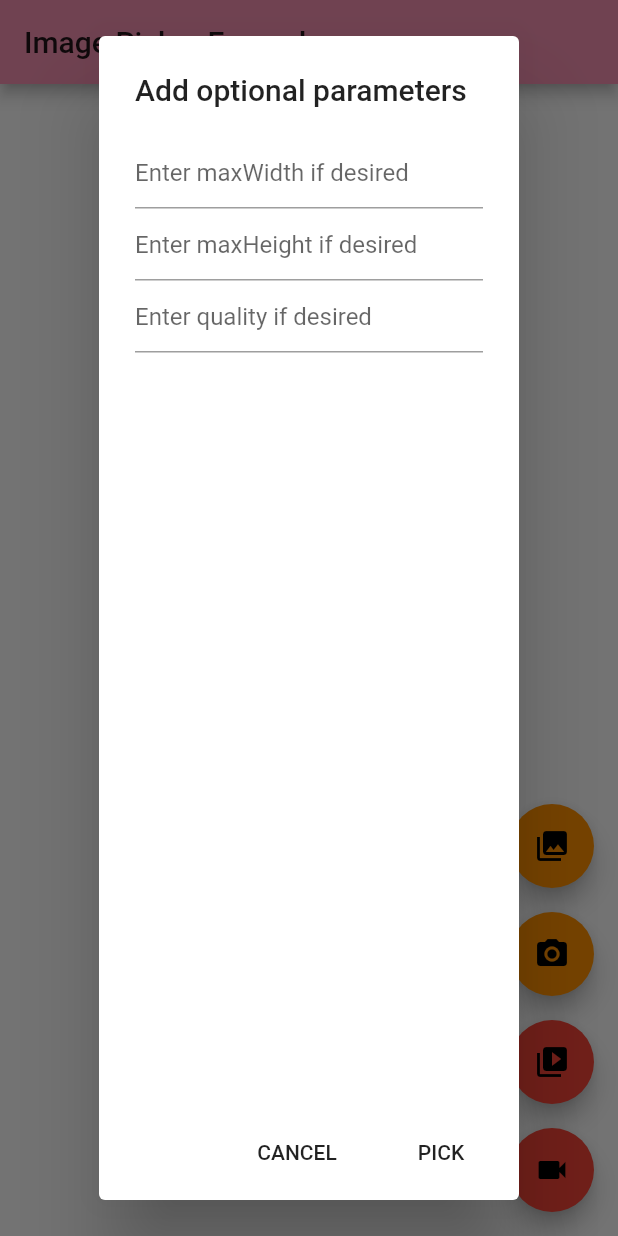
After one commit to 1136346879/flutter_shop, a Flutter app: the imagePickerPagehome screen opened directly, after a tap on the "photo library" icon, on a phone screen of 412 x 824 dp. The commit adds this screen. Run offline on Flutter 3.47's test engine with Material 2 defaults, Android fonts, the phone set to English and light mode, and no system bars; our stand-ins replace dio, flutter_screenutil, flutter_swiper, fluttertoast, image_picker, open_file and 4 more; missing offline and left inert: flutter_app_upgrade, flutter_plugin_record, lpinyin; accounts and stored records are empty; generated files the repository leaves out were written again.

Commit message:
引入第三方库image_picker（图片库及拍照），video_player（视频拍摄）ios添加图片库视频麦克风等权限，实现与硬件打交道

```diff
--- a/lib/pages/UIFrameworkEntrance.dart
+++ b/lib/pages/UIFrameworkEntrance.dart
@@ -4,6 +4,7 @@
 import './BottomAppBarPage.dart';
 import './BottomNavigationBarPagetwo.dart';
 import './route/FadeRoute.dart';
+import '../pages/image_picker_page.dart';
 import 'fly/fly_home_page.dart';
 import 'package:flutter_plugin_record/flutter_plugin_record.dart';
 
@@ -35,7 +36,7 @@
               child: new Text("BottomNavigationBarPage"),
             ),
             new RaisedButton(
-              onPressed: () => push( MyHomePage()),
+              onPressed: () => push(MyHomePage()),
               child: new Text("BottomNavigationBarTwoPage"),
             ),
             new RaisedButton(
@@ -49,6 +50,10 @@
             new RaisedButton(
               onPressed: () => push(FlyHomePage()),
               child: new Text("FlyHomePage"),
+            ),
+            new RaisedButton(
+              onPressed: () => push(imagePickerPage()),
+              child: new Text("image_picker"),
             ),
             new RaisedButton(
               onPressed: () => startRecode(),
--- /dev/null
+++ b/lib/pages/image_picker_page.dart
@@ -0,0 +1,374 @@
+//Copyright 2019 The Flutter Authors. All rights reserved.
+// Use of this source code is governed by a BSD-style license that can be
+// found in the LICENSE file.
+
+// ignore_for_file: public_member_api_docs
+
+import 'dart:async';
+import 'dart:io';
+
+import 'package:flutter/material.dart';
+import 'package:flutter/src/widgets/basic.dart';
+import 'package:flutter/src/widgets/container.dart';
+import 'package:image_picker/image_picker.dart';
+import 'package:video_player/video_player.dart';
+
+class imagePickerPage extends StatelessWidget {
+  @override
+  Widget build(BuildContext context) {
+    return MaterialApp(
+      title: 'Image Picker Demo',
+      home: imagePickerPagehome(title: 'Image Picker Example'),
+    );
+  }
+}
+
+class imagePickerPagehome extends StatefulWidget {
+  imagePickerPagehome({Key key, this.title}) : super(key: key);
+
+  final String title;
+
+  @override
+  _MyHomePageState createState() => _MyHomePageState();
+}
+
+class _MyHomePageState extends State<imagePickerPagehome> {
+  File _imageFile;
+  dynamic _pickImageError;
+  bool isVideo = false;
+  VideoPlayerController _controller;
+  String _retrieveDataError;
+
+  final TextEditingController maxWidthController = TextEditingController();
+  final TextEditingController maxHeightController = TextEditingController();
+  final TextEditingController qualityController = TextEditingController();
+
+  Future<void> _playVideo(File file) async {
+    if (file != null && mounted) {
+      await _disposeVideoController();
+      _controller = VideoPlayerController.file(file);
+      await _controller.setVolume(1.0);
+      await _controller.initialize();
+      await _controller.setLooping(true);
+      await _controller.play();
+      setState(() {});
+    }
+  }
+
+  void _onImageButtonPressed(ImageSource source, {BuildContext context}) async {
+    if (_controller != null) {
+      await _controller.setVolume(0.0);
+    }
+    if (isVideo) {
+      final File file = await ImagePicker.pickVideo(
+          source: source, maxDuration: const Duration(seconds: 10));
+      await _playVideo(file);
+    } else {
+      await _displayPickImageDialog(context,
+          (double maxWidth, double maxHeight, int quality) async {
+        try {
+          _imageFile = await ImagePicker.pickImage(
+              source: source,
+              maxWidth: maxWidth,
+              maxHeight: maxHeight,
+              imageQuality: quality);
+          setState(() {});
+        } catch (e) {
+          _pickImageError = e;
+        }
+      });
+    }
+  }
+
+  @override
+  void deactivate() {
+    if (_controller != null) {
+      _controller.setVolume(0.0);
+      _controller.pause();
+    }
+    super.deactivate();
+  }
+
+  @override
+  void dispose() {
+    _disposeVideoController();
+    maxWidthController.dispose();
+    maxHeightController.dispose();
+    qualityController.dispose();
+    super.dispose();
+  }
+
+  Future<void> _disposeVideoController() async {
+    if (_controller != null) {
+      await _controller.dispose();
+      _controller = null;
+    }
+  }
+
+  Widget _previewVideo() {
+    final Text retrieveError = _getRetrieveErrorWidget();
+    if (retrieveError != null) {
+      return retrieveError;
+    }
+    if (_controller == null) {
+      return const Text(
+        'You have not yet picked a video',
+        textAlign: TextAlign.center,
+      );
+    }
+    return Padding(
+      padding: const EdgeInsets.all(10.0),
+      child: AspectRatioVideo(_controller),
+    );
+  }
+
+  Widget _previewImage() {
+    final Text retrieveError = _getRetrieveErrorWidget();
+    if (retrieveError != null) {
+      return retrieveError;
+    }
+    if (_imageFile != null) {
+      return Image.file(_imageFile);
+    } else if (_pickImageError != null) {
+      return Text(
+        'Pick image error: $_pickImageError',
+        textAlign: TextAlign.center,
+      );
+    } else {
+      return const Text(
+        'You have not yet picked an image.',
+        textAlign: TextAlign.center,
+      );
+    }
+  }
+
+  Future<void> retrieveLostData() async {
+    final LostDataResponse response = await ImagePicker.retrieveLostData();
+    if (response.isEmpty) {
+      return;
+    }
+    if (response.file != null) {
+      if (response.type == RetrieveType.video) {
+        isVideo = true;
+        await _playVideo(response.file);
+      } else {
+        isVideo = false;
+        setState(() {
+          _imageFile = response.file;
+        });
+      }
+    } else {
+      _retrieveDataError = response.exception.code;
+    }
+  }
+
+  @override
+  Widget build(BuildContext context) {
+    return Scaffold(
+      appBar: AppBar(
+        title: Text(widget.title),
+      ),
+      body: Center(
+        child: Platform.isAndroid
+            ? FutureBuilder<void>(
+                future: retrieveLostData(),
+                builder: (BuildContext context, AsyncSnapshot<void> snapshot) {
+                  switch (snapshot.connectionState) {
+                    case ConnectionState.none:
+                    case ConnectionState.waiting:
+                      return const Text(
+                        'You have not yet picked an image.',
+                        textAlign: TextAlign.center,
+                      );
+                    case ConnectionState.done:
+                      return isVideo ? _previewVideo() : _previewImage();
+                    default:
+                      if (snapshot.hasError) {
+                        return Text(
+                          'Pick image/video error: ${snapshot.error}}',
+                          textAlign: TextAlign.center,
+                        );
+                      } else {
+                        return const Text(
+                          'You have not yet picked an image.',
+                          textAlign: TextAlign.center,
+                        );
+                      }
+                  }
+                },
+              )
+            : (isVideo ? _previewVideo() : _previewImage()),
+      ),
+      floatingActionButton: Column(
+        mainAxisAlignment: MainAxisAlignment.end,
+        children: <Widget>[
+          FloatingActionButton(
+            onPressed: () {
+              isVideo = false;
+              _onImageButtonPressed(ImageSource.gallery, context: context);
+            },
+            heroTag: 'image0',
+            tooltip: 'Pick Image from gallery',
+            child: const Icon(Icons.photo_library),
+          ),
+          Padding(
+            padding: const EdgeInsets.only(top: 16.0),
+            child: FloatingActionButton(
+              onPressed: () {
+                isVideo = false;
+                _onImageButtonPressed(ImageSource.camera, context: context);
+              },
+              heroTag: 'image1',
+              tooltip: 'Take a Photo',
+              child: const Icon(Icons.camera_alt),
+            ),
+          ),
+          Padding(
+            padding: const EdgeInsets.only(top: 16.0),
+            child: FloatingActionButton(
+              backgroundColor: Colors.red,
+              onPressed: () {
+                isVideo = true;
+                _onImageButtonPressed(ImageSource.gallery);
+              },
+              heroTag: 'video0',
+              tooltip: 'Pick Video from gallery',
+              child: const Icon(Icons.video_library),
+            ),
+          ),
+          Padding(
+            padding: const EdgeInsets.only(top: 16.0),
+            child: FloatingActionButton(
+              backgroundColor: Colors.red,
+              onPressed: () {
+                isVideo = true;
+                _onImageButtonPressed(ImageSource.camera);
+              },
+              heroTag: 'video1',
+              tooltip: 'Take a Video',
+              child: const Icon(Icons.videocam),
+            ),
+          ),
+        ],
+      ),
+    );
+  }
+
+  Text _getRetrieveErrorWidget() {
+    if (_retrieveDataError != null) {
+      final Text result = Text(_retrieveDataError);
+      _retrieveDataError = null;
+      return result;
+    }
+    return null;
+  }
+
+  Future<void> _displayPickImageDialog(
+      BuildContext context, OnPickImageCallback onPick) async {
+    return showDialog(
+        context: context,
+        builder: (context) {
+          return AlertDialog(
+            title: Text('Add optional parameters'),
+            content: Column(
+              children: <Widget>[
+                TextField(
+                  controller: maxWidthController,
+                  keyboardType: TextInputType.numberWithOptions(decimal: true),
+                  decoration:
+                      InputDecoration(hintText: "Enter maxWidth if desired"),
+                ),
+                TextField(
+                  controller: maxHeightController,
+                  keyboardType: TextInputType.numberWithOptions(decimal: true),
+                  decoration:
+                      InputDecoration(hintText: "Enter maxHeight if desired"),
+                ),
+                TextField(
+                  controller: qualityController,
+                  keyboardType: TextInputType.number,
+                  decoration:
+                      InputDecoration(hintText: "Enter quality if desired"),
+                ),
+              ],
+            ),
+            actions: <Widget>[
+              FlatButton(
+                child: const Text('CANCEL'),
+                onPressed: () {
+                  Navigator.of(context).pop();
+                },
+              ),
+              FlatButton(
+                  child: const Text('PICK'),
+                  onPressed: () {
+                    double width = maxWidthController.text.isNotEmpty
+                        ? double.parse(maxWidthController.text)
+                        : null;
+                    double height = maxHeightController.text.isNotEmpty
+                        ? double.parse(maxHeightController.text)
+                        : null;
+                    int quality = qualityController.text.isNotEmpty
+                        ? int.parse(qualityController.text)
+                        : null;
+                    onPick(width, height, quality);
+                    Navigator.of(context).pop();
+                  }),
+            ],
+          );
+        });
+  }
+}
+
+typedef void OnPickImageCallback(
+    double maxWidth, double maxHeight, int quality);
+
+class AspectRatioVideo extends StatefulWidget {
+  AspectRatioVideo(this.controller);
+
+  final VideoPlayerController controller;
+
+  @override
+  AspectRatioVideoState createState() => AspectRatioVideoState();
+}
+
+class AspectRatioVideoState extends State<AspectRatioVideo> {
+  VideoPlayerController get controller => widget.controller;
+  bool initialized = false;
+
+  void _onVideoControllerUpdate() {
+    if (!mounted) {
+      return;
+    }
+    if (initialized != controller.value.initialized) {
+      initialized = controller.value.initialized;
+      setState(() {});
+    }
+  }
+
+  @override
+  void initState() {
+    super.initState();
+    controller.addListener(_onVideoControllerUpdate);
+  }
+
+  @override
+  void dispose() {
+    controller.removeListener(_onVideoControllerUpdate);
+    super.dispose();
+  }
+
+  @override
+  Widget build(BuildContext context) {
+    if (initialized) {
+      return Center(
+        child: AspectRatio(
+          aspectRatio: controller.value?.aspectRatio,
+          child: VideoPlayer(controller),
+        ),
+      );
+    } else {
+      return Container();
+    }
+  }
+}
--- a/pubspec.yaml
+++ b/pubspec.yaml
@@ -38,6 +38,8 @@
   intl: ^0.16.1
   flutter_app_upgrade: ^1.0.2
   webview_flutter: ^0.3.20+2
+  image_picker: ^0.6.6+4
+  video_player:	^0.10.3
 
 dev_dependencies:
   flutter_test:
```
Also changed, not shown: 1 other file.
